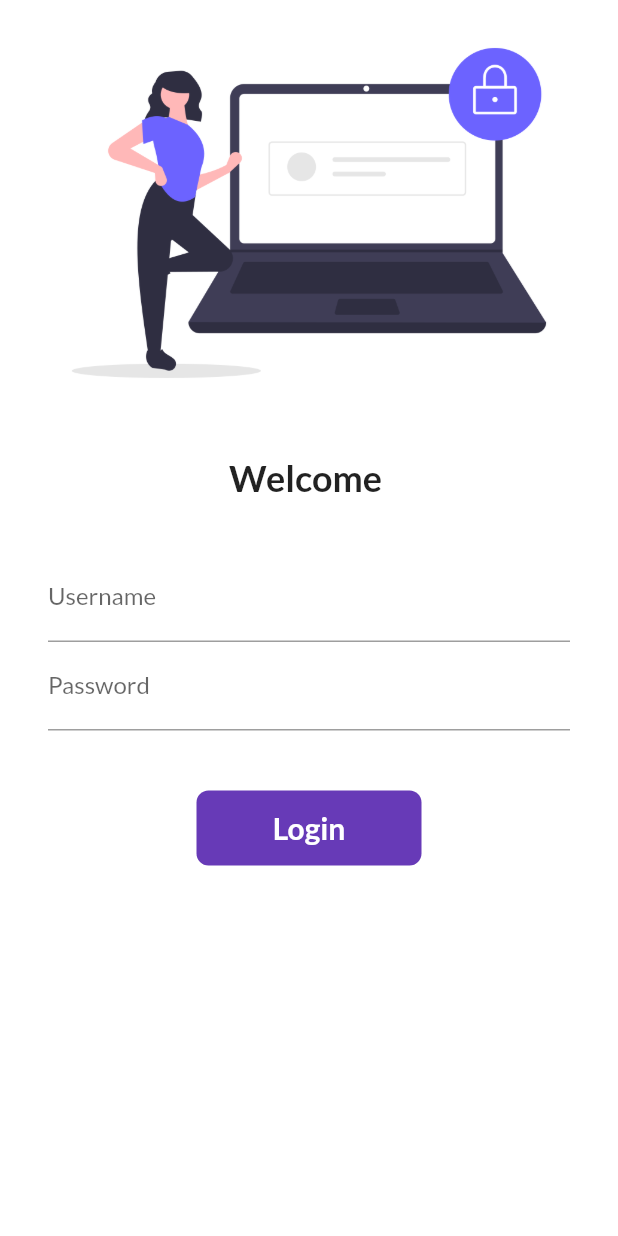
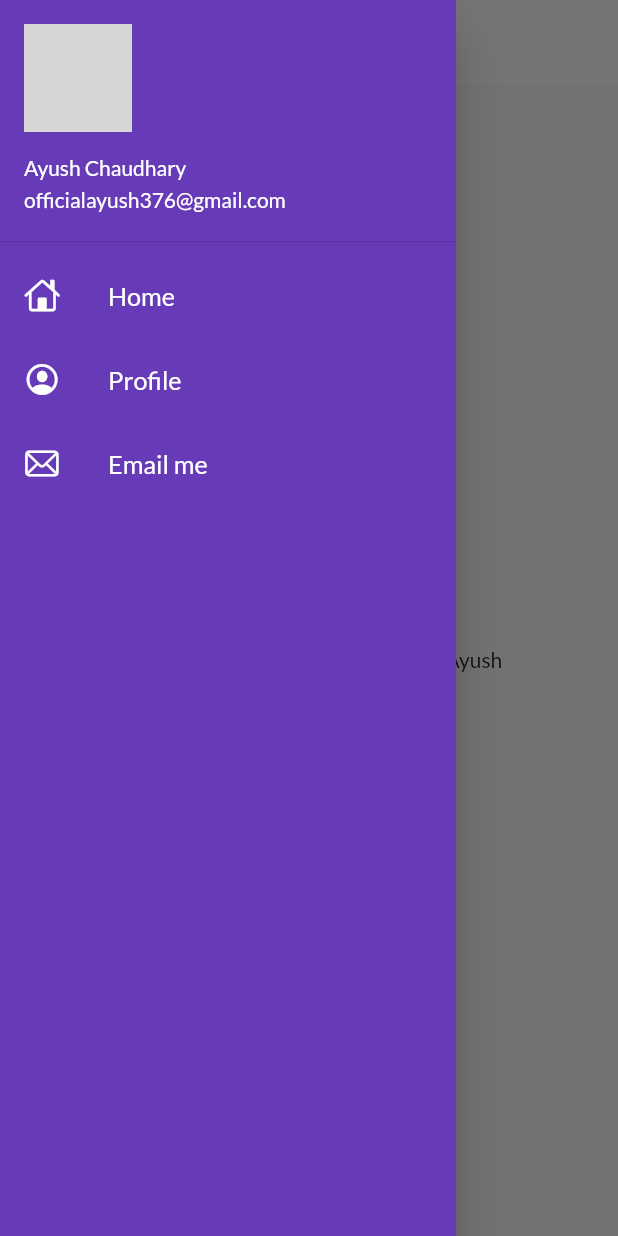
Before and after one commit to iamayushgit/CatalogApp, a Flutter app: the screen it shows after launch, with the side drawer open (before the commit the screen has no drawer), on a phone screen of 412 x 824 dp. Run offline on Flutter 3.47's test engine with Material 2 defaults, Android fonts, the phone set to English and light mode, and no system bars; our stand-ins replace google_fonts; network calls fail; grey boxes are pictures that could not be loaded.

Commit message:
done upto theme dart file created

```diff
--- a/lib/main.dart
+++ b/lib/main.dart
@@ -1,8 +1,8 @@
 import 'package:catalog_app/pages/home_page.dart';
 import 'package:catalog_app/pages/login_page.dart';
 import 'package:catalog_app/utils/routes.dart';
+import 'package:catalog_app/widgets/themes.dart';
 import 'package:flutter/material.dart';
-import 'package:google_fonts/google_fonts.dart';
 
 void main() {
   runApp(const MyApp());
@@ -15,14 +15,10 @@ class MyApp extends StatelessWidget {
   Widget build(BuildContext context) {
     return MaterialApp(
       themeMode: ThemeMode.light,
-      theme: ThemeData(
-        primarySwatch: Colors.deepPurple,
-        fontFamily: GoogleFonts.lato().fontFamily,
-      ),
-      darkTheme: ThemeData(
-        brightness: Brightness.dark,
-      ),
-      initialRoute: "/",
+      theme: MyTheme.lightTheme(context),
+      darkTheme: MyTheme.lightTheme(context),
+      debugShowCheckedModeBanner: false,
+      initialRoute: MyRoutes.homeRoute,
       routes: {
         "/": (context) => LoginPage(),
         MyRoutes.homeRoute: (context) => HomePage(),
--- a/lib/pages/home_page.dart
+++ b/lib/pages/home_page.dart
@@ -1,4 +1,6 @@
 import 'package:flutter/material.dart';
+
+import '../widgets/drawer.dart';
 
 class HomePage extends StatelessWidget {
   final int days = 30;
@@ -14,7 +16,7 @@ class HomePage extends StatelessWidget {
         child: Container(
             child: Text("Welcome to $days days catalog project $name")),
       ),
-      drawer: Drawer(),
+      drawer: MyDrawer(),
     );
   }
 }
--- /dev/null
+++ b/lib/widgets/drawer.dart
@@ -0,0 +1,72 @@
+import 'package:flutter/cupertino.dart';
+import 'package:flutter/material.dart';
+
+class MyDrawer extends StatelessWidget {
+  const MyDrawer({super.key});
+
+  @override
+  Widget build(BuildContext context) {
+    final imageUrl =
+        "https://images.unsplash.com/photo-1539571696357-5a69c17a67c6?ixlib=rb-4.0.3&ixid=M3wxMjA3fDB8MHxwaG90by1wYWdlfHx8fGVufDB8fHx8fA%3D%3D&auto=format&fit=crop&w=387&q=80";
+    return Drawer(
+      child: Container(
+        color: Colors.deepPurple,
+        child: ListView(
+          padding: EdgeInsets.zero,
+          children: [
+            DrawerHeader(
+              padding: EdgeInsets.zero,
+              child: UserAccountsDrawerHeader(
+                margin: EdgeInsets.zero,
+                accountName: Text("Ayush Chaudhary"),
+                accountEmail: Text("officialayush376@gmail.com"),
+                currentAccountPicture: CircleAvatar(
+                  backgroundImage: NetworkImage(imageUrl),
+                ),
+              ),
+            ),
+            ListTile(
+              leading: Icon(
+                CupertinoIcons.home,
+                color: Colors.white,
+              ),
+              title: Text(
+                "Home",
+                textScaleFactor: 1.2,
+                style: TextStyle(
+                  color: Colors.white,
+                ),
+              ),
+            ),
+            ListTile(
+              leading: Icon(
+                CupertinoIcons.profile_circled,
+                color: Colors.white,
+              ),
+              title: Text(
+                "Profile",
+                textScaleFactor: 1.2,
+                style: TextStyle(
+                  color: Colors.white,
+                ),
+              ),
+            ),
+            ListTile(
+              leading: Icon(
+                CupertinoIcons.mail,
+                color: Colors.white,
+              ),
+              title: Text(
+                "Email me",
+                textScaleFactor: 1.2,
+                style: TextStyle(
+                  color: Colors.white,
+                ),
+              ),
+            ),
+          ],
+        ),
+      ),
+    );
+  }
+}
--- /dev/null
+++ b/lib/widgets/themes.dart
@@ -0,0 +1,17 @@
+import 'package:flutter/material.dart';
+import 'package:google_fonts/google_fonts.dart';
+
+class MyTheme {
+  static ThemeData lightTheme(BuildContext context) => ThemeData(
+      primarySwatch: Colors.deepPurple,
+      fontFamily: GoogleFonts.lato().fontFamily,
+      appBarTheme: AppBarTheme(
+        color: Colors.white,
+        elevation: 0,
+        iconTheme: IconThemeData(color: Colors.black),
+        titleTextStyle: Theme.of(context).textTheme.titleLarge,
+      ));
+  static ThemeData darkTheme(BuildContext context) => ThemeData(
+        brightness: Brightness.dark,
+      );
+}
--- a/pubspec.yaml
+++ b/pubspec.yaml
@@ -19,7 +19,7 @@ publish_to: "none" # Remove this line if you wish to publish to pub.dev
 version: 1.0.0+1
 
 environment:
-  sdk: ">=2.19.6 <3.0.0"
+  sdk: ">=3.0.1 <4.0.0"
 
 # Dependencies specify other packages that your package needs in order to work.
 # To automatically upgrade your package dependencies to the latest versions
```
Also changed, not shown: lib/pages/login_page.dart (+39 -21 lines), pubspec.lock.
